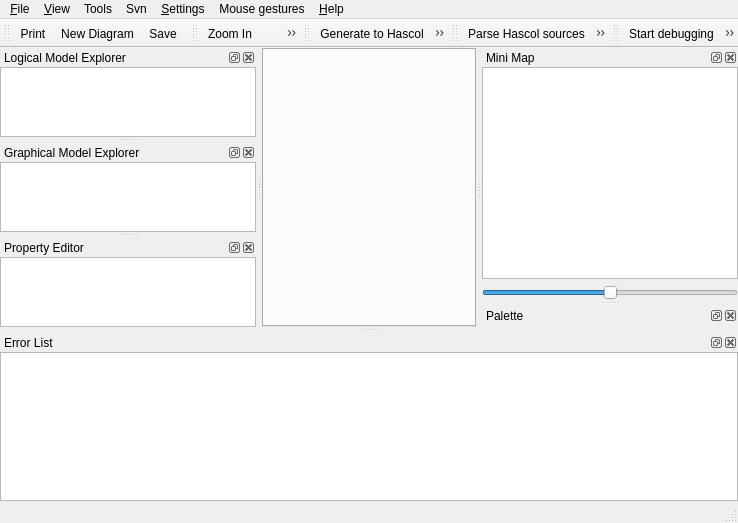
First picture: the form in qrgui/mainwindow/mainwindow.ui, repository qreal/qreal, before the edit.
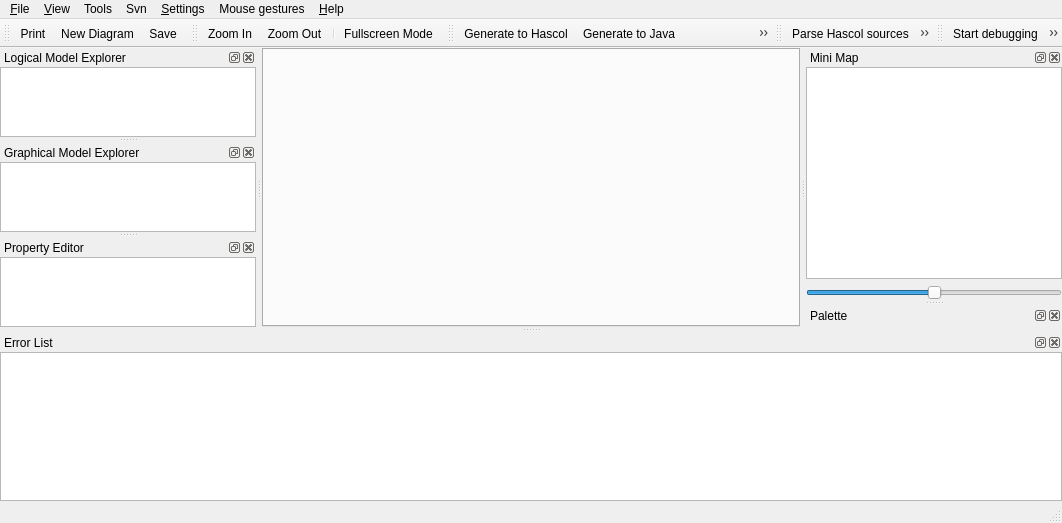
Second picture: the form after the edit. Icons and pictures are not drawn. Custom widgets are drawn as their Qt base class.

Commit message: - Updated translations - Made fullscreen button visible on any diagram

Patch:
```diff
--- a/qrgui/mainwindow/mainwindow.ui
+++ b/qrgui/mainwindow/mainwindow.ui
@@ -6,7 +6,7 @@
    <rect>
     <x>0</x>
     <y>0</y>
-    <width>738</width>
+    <width>1062</width>
     <height>523</height>
    </rect>
   </property>
@@ -35,7 +35,7 @@
     <rect>
      <x>0</x>
      <y>0</y>
-     <width>738</width>
+     <width>1062</width>
      <height>21</height>
     </rect>
    </property>
@@ -231,6 +231,8 @@
    </attribute>
    <addaction name="actionZoom_In"/>
    <addaction name="actionZoom_Out"/>
+   <addaction name="separator"/>
+   <addaction name="actionFullscreen"/>
   </widget>
   <widget class="QDockWidget" name="logicalModelDock">
    <property name="features">
@@ -405,8 +407,6 @@
    <addaction name="actionStart_debugging"/>
    <addaction name="actionClose_all"/>
    <addaction name="actionNext"/>
-   <addaction name="separator"/>
-   <addaction name="actionFullscreen"/>
   </widget>
   <action name="actionQuit">
    <property name="checkable">
```
The commit also changes 3 other files.
